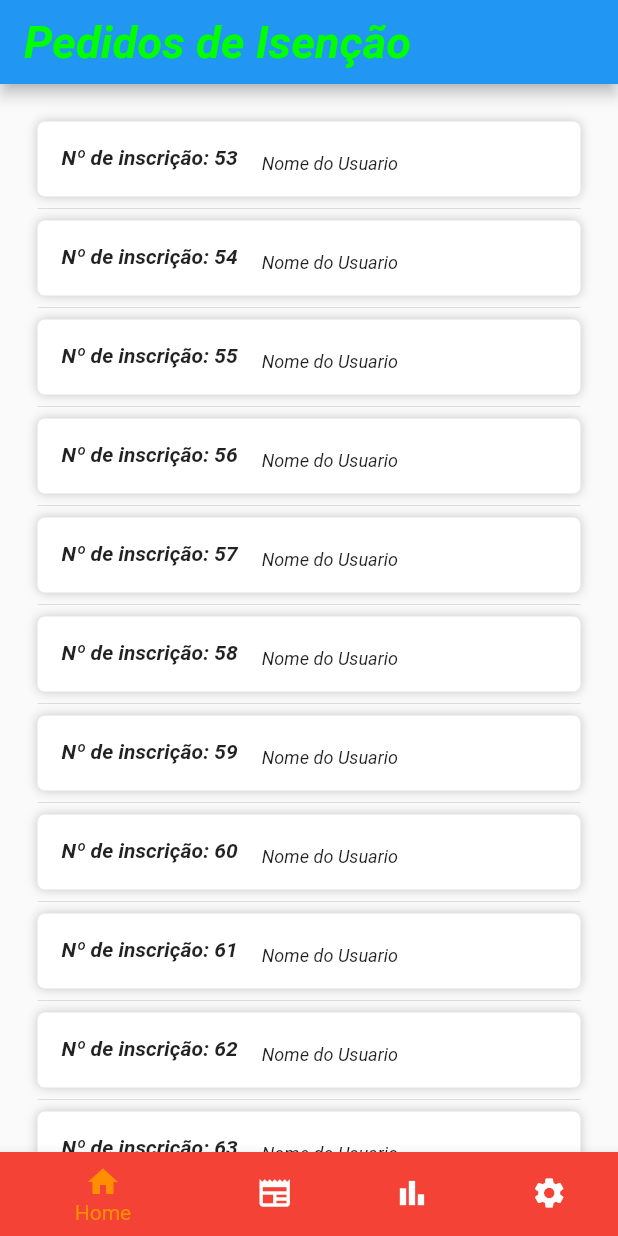
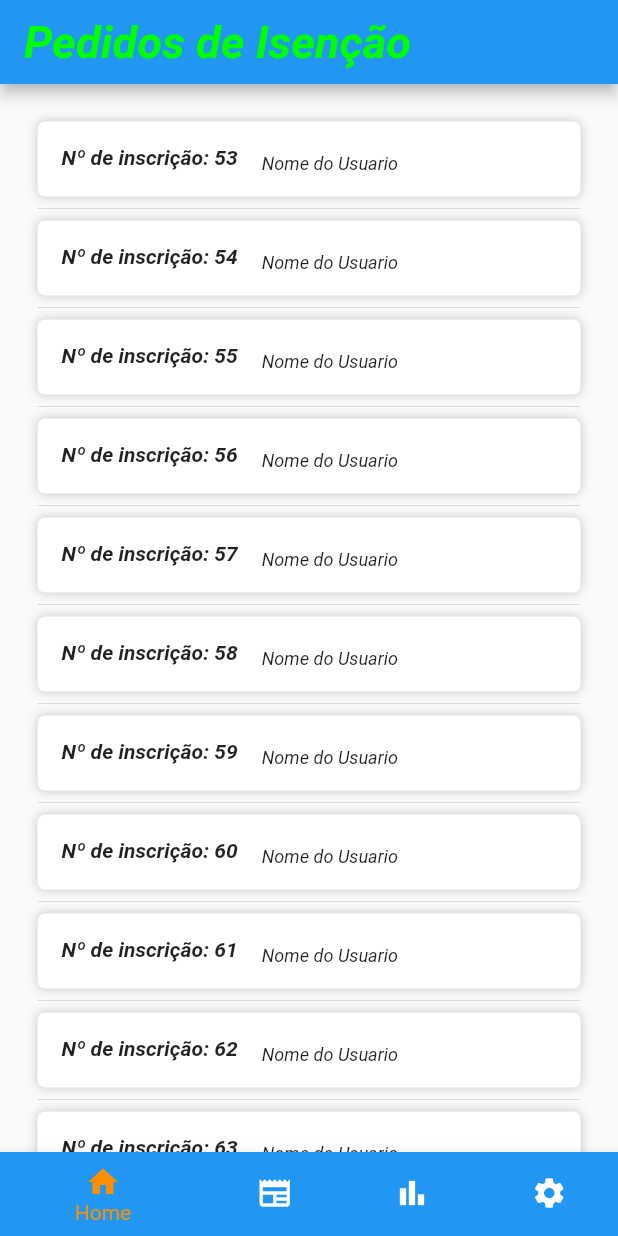
Before and after one commit to carlos-andrey/gerencia_de_concursos, a Flutter app: the screen it shows after launch, on a phone screen of 412 x 824 dp. Run offline on Flutter 3.47's test engine with Material 2 defaults, Android fonts, the phone set to English and light mode, and no system bars; our stand-ins replace syncfusion_flutter_charts.

Commit message:
criando cores personalizadas

```diff
--- a/lib/components/colors.dart
+++ b/lib/components/colors.dart
@@ -1,4 +1,6 @@
-import 'dart:ui';
+import 'package:flutter/material.dart';
 
-Color cor_aprovado = Color.fromRGBO(0, 255, 0, 1);
-Color cor_reprovado = Color.fromRGBO(255, 0, 0, 1);
+const cor_aprovado = Color.fromRGBO(0, 255, 0, 1);
+const cor_reprovado = Color.fromRGBO(255, 0, 0, 1);
+const cor_azul_escuro = Color.fromRGBO(0, 59, 111, 1);
+const cor_azul = Color.fromRGBO(33, 150, 243, 1);
--- a/lib/pages/home_page.dart
+++ b/lib/pages/home_page.dart
@@ -1,6 +1,7 @@
 import 'package:flutter/material.dart';
 import 'package:flutter/src/widgets/container.dart';
 import 'package:flutter/src/widgets/framework.dart';
+import 'package:proseleta/components/colors.dart';
 import 'package:proseleta/pages/chart.dart';
 import 'package:proseleta/pages/pedidos_insensao_page.dart';
 import 'package:proseleta/pages/settings_page.dart';
@@ -41,22 +42,22 @@ class _HomePageState extends State<HomePage> {
           BottomNavigationBarItem(
             icon: Icon(Icons.home),
             label: 'Home',
-            backgroundColor: Colors.red,
+            backgroundColor: cor_azul,
           ),
           BottomNavigationBarItem(
             icon: Icon(Icons.newspaper),
             label: 'Editais',
-            backgroundColor: Colors.green,
+            backgroundColor: cor_azul,
           ),
           BottomNavigationBarItem(
             icon: Icon(Icons.bar_chart),
             label: 'Dashboard?',
-            backgroundColor: Colors.green,
+            backgroundColor: cor_azul,
           ),
           BottomNavigationBarItem(
             icon: Icon(Icons.settings),
             label: 'Settings',
-            backgroundColor: Colors.green,
+            backgroundColor: cor_azul,
           ),
         ],
         currentIndex: _selectedIndex,
```
